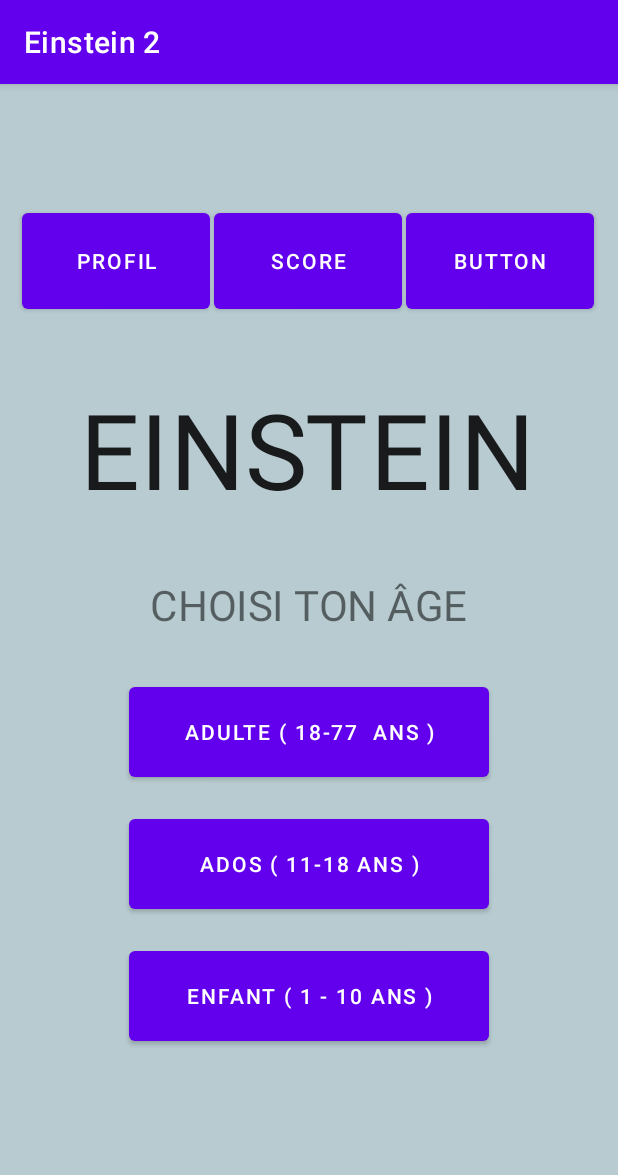
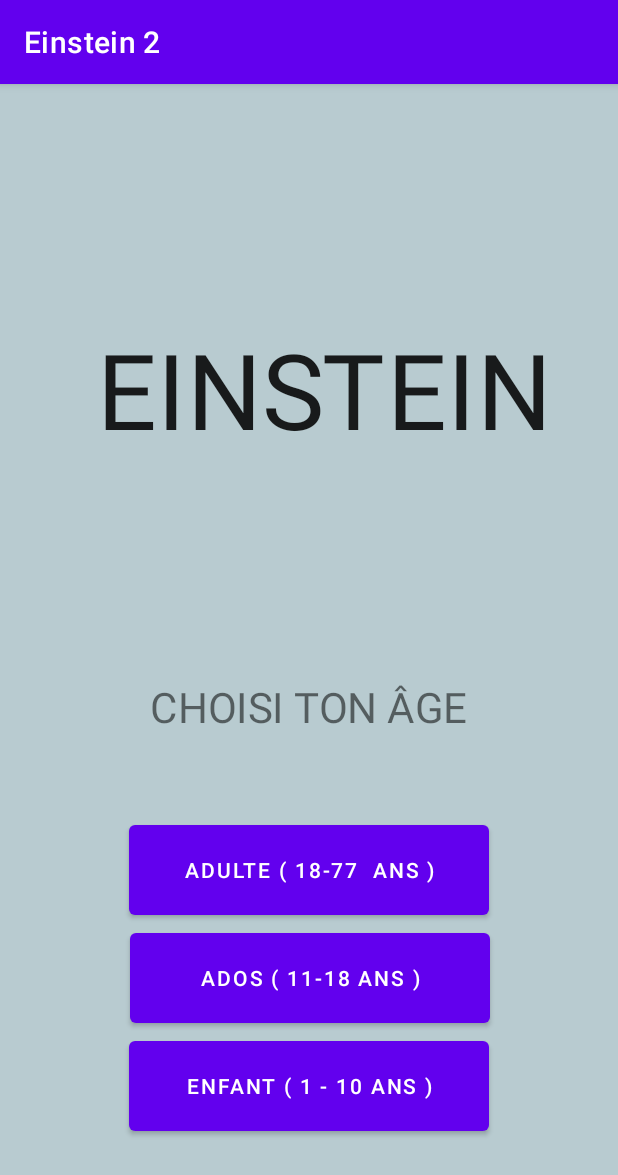
Before and after one commit to Xodem2/projet-1A, an Android app: the screen it shows after launch (MainActivity), on a phone screen of 412 x 824 dp. Shown: the top 1175 px of the screen. Run offline under Robolectric (Android 15) with nearby library versions, the phone set to English and light mode, and no system bars; 2 statements that could not run were skipped.

Commit message:
alignement plus background

```diff
--- a/app/src/main/res/layout/activity_main.xml
+++ b/app/src/main/res/layout/activity_main.xml
@@ -9,7 +9,6 @@
     tools:context=".MainActivity">
 
     <TextView
-        android:textbackground="#B8CBD0"
         android:id="@+id/textView"
         android:layout_width="wrap_content"
         android:layout_height="wrap_content"
@@ -17,58 +16,18 @@
         android:scaleY="5"
         android:text="EINSTEIN"
         android:textAppearance="@style/TextAppearance.AppCompat.Body1"
-        app:layout_constraintBottom_toBottomOf="parent"
+        app:layout_constraintBottom_toTopOf="@+id/textView2"
         app:layout_constraintEnd_toEndOf="parent"
-        app:layout_constraintHorizontal_bias="0.498"
+        app:layout_constraintHorizontal_bias="0.53"
         app:layout_constraintStart_toStartOf="parent"
-        app:layout_constraintTop_toTopOf="parent"
-        app:layout_constraintVertical_bias="0.311" />
-
-    <Button
-        android:id="@+id/score"
-        android:layout_width="125dp"
-        android:layout_height="76dp"
-        android:layout_marginTop="80dp"
-        android:layout_marginEnd="144dp"
-        android:layout_marginBottom="650dp"
-        android:text="SCORE"
-        app:layout_constraintBottom_toBottomOf="parent"
-        app:layout_constraintEnd_toEndOf="parent"
-        app:layout_constraintTop_toTopOf="parent"
-        app:layout_constraintVertical_bias="0.0" />
-
-    <Button
-        android:id="@+id/profil"
-        android:layout_width="125dp"
-        android:layout_height="76dp"
-        android:layout_marginTop="80dp"
-        android:layout_marginEnd="272dp"
-        android:text="Profil"
-        app:layout_constraintBottom_toBottomOf="parent"
-        app:layout_constraintEnd_toEndOf="parent"
-        app:layout_constraintTop_toTopOf="parent"
-        app:layout_constraintVertical_bias="0.0" />
-
-    <Button
-        android:id="@+id/difficulté"
-        android:layout_width="125dp"
-        android:layout_height="76dp"
-        android:layout_marginTop="80dp"
-        android:layout_marginEnd="16dp"
-        android:layout_marginBottom="650dp"
-        android:text="Button"
-        app:layout_constraintBottom_toBottomOf="parent"
-        app:layout_constraintEnd_toEndOf="parent"
-        app:layout_constraintTop_toTopOf="parent"
-        app:layout_constraintVertical_bias="0.0" />
+        app:layout_constraintTop_toTopOf="parent" />
 
     <Button
         android:id="@+id/button4"
         android:layout_width="240dp"
         android:layout_height="72dp"
-        android:layout_marginBottom="300dp"
         android:text="Adulte ( 18-77  ans )"
-        app:layout_constraintBottom_toBottomOf="parent"
+        app:layout_constraintBottom_toTopOf="@+id/button5"
         app:layout_constraintEnd_toEndOf="parent"
         app:layout_constraintStart_toStartOf="parent" />
 
@@ -76,17 +35,17 @@
         android:id="@+id/button5"
         android:layout_width="240dp"
         android:layout_height="72dp"
-        android:layout_marginBottom="212dp"
         android:text="Ados ( 11-18 ans )"
-        app:layout_constraintBottom_toBottomOf="parent"
+        app:layout_constraintBottom_toTopOf="@+id/button6"
         app:layout_constraintEnd_toEndOf="parent"
+        app:layout_constraintHorizontal_bias="0.502"
         app:layout_constraintStart_toStartOf="parent" />
 
     <Button
         android:id="@+id/button6"
         android:layout_width="240dp"
         android:layout_height="72dp"
-        android:layout_marginBottom="124dp"
+        android:layout_marginBottom="64dp"
         android:text="Enfant ( 1 - 10 ans )"
         app:layout_constraintBottom_toBottomOf="parent"
         app:layout_constraintEnd_toEndOf="parent"
@@ -96,7 +55,7 @@
         android:id="@+id/textView2"
         android:layout_width="wrap_content"
         android:layout_height="wrap_content"
-        android:layout_marginBottom="40dp"
+        android:layout_marginBottom="64dp"
         android:scaleX="2"
         android:scaleY="2"
         android:text="CHOISI TON ÂGE"
```
